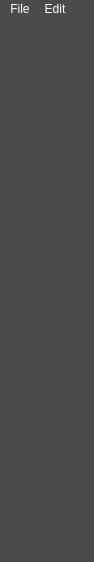
Above: View/MainWindow.ui from BETRU21/GraphicGenerator before the change. Below: the same form after it.
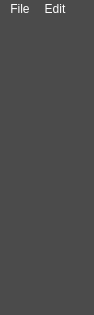
That is the form after the change.

The edit to the form file:
```diff
--- a/View/MainWindow.ui
+++ b/View/MainWindow.ui
@@ -7,7 +7,7 @@
     <x>0</x>
     <y>0</y>
     <width>94</width>
-    <height>562</height>
+    <height>315</height>
    </rect>
   </property>
   <property name="windowTitle">
```
